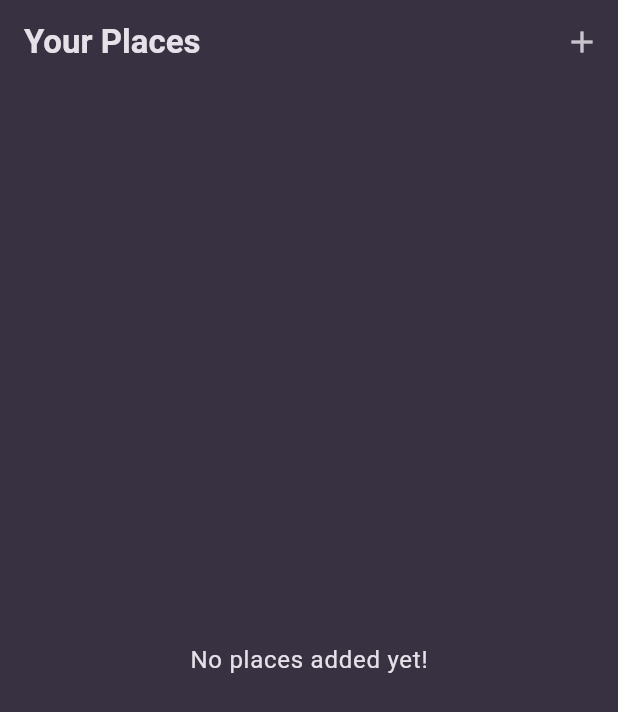
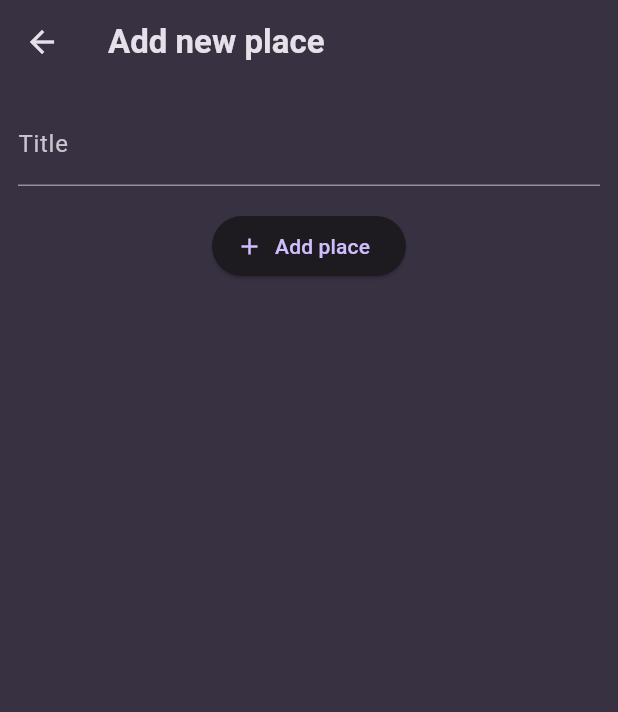
Before and after one commit to kronquistea/flutter-favorite-places-app, a Flutter app: the screen it shows after launch, after a tap on the "add" icon, on a phone screen of 412 x 824 dp. Shown: the top 712 px of the screen. Run offline on Flutter 3.47's test engine with Material 3 defaults, Android fonts, the phone set to English and light mode, and no system bars; our stand-ins replace flutter_riverpod, google_fonts.

Commit message:
End lecture 241

```diff
--- a/lib/screens/add_place.dart
+++ b/lib/screens/add_place.dart
@@ -0,0 +1,49 @@
+import 'package:flutter/material.dart';
+
+class AddPlaceScreen extends StatefulWidget {
+  const AddPlaceScreen({super.key});
+
+  @override
+  State<AddPlaceScreen> createState() {
+    return _AddPlaceScreenState();
+  }
+}
+
+class _AddPlaceScreenState extends State<AddPlaceScreen> {
+  final _titleController = TextEditingController();
+
+  @override
+  void dispose() {
+    _titleController.dispose();
+    super.dispose();
+  }
+
+  @override
+  Widget build(BuildContext context) {
+    return Scaffold(
+      appBar: AppBar(
+        title: const Text('Add new place'),
+      ),
+      body: SingleChildScrollView(
+        padding: const EdgeInsets.all(12),
+        child: Column(
+          children: [
+            TextField(
+              controller: _titleController,
+              decoration: const InputDecoration(
+                labelText: 'Title',
+              ),
+              style: TextStyle(color: Theme.of(context).colorScheme.onSurface),
+            ),
+            const SizedBox(height: 16),
+            ElevatedButton.icon(
+              onPressed: () {},
+              icon: const Icon(Icons.add),
+              label: const Text('Add place'),
+            ),
+          ],
+        ),
+      ),
+    );
+  }
+}
--- a/lib/screens/places.dart
+++ b/lib/screens/places.dart
@@ -1,4 +1,5 @@
 import 'package:flutter/material.dart';
+import 'package:flutter_favorite_places_app/screens/add_place.dart';
 import 'package:flutter_favorite_places_app/widgets/places_list.dart';
 
 class PlacesScreen extends StatelessWidget {
@@ -11,7 +12,11 @@
         title: const Text('Your Places'),
         actions: [
           IconButton(
-            onPressed: () {},
+            onPressed: () {
+              Navigator.of(context).push(
+                MaterialPageRoute(builder: (ctx) => const AddPlaceScreen()),
+              );
+            },
             icon: const Icon(Icons.add),
           ),
         ],
```
